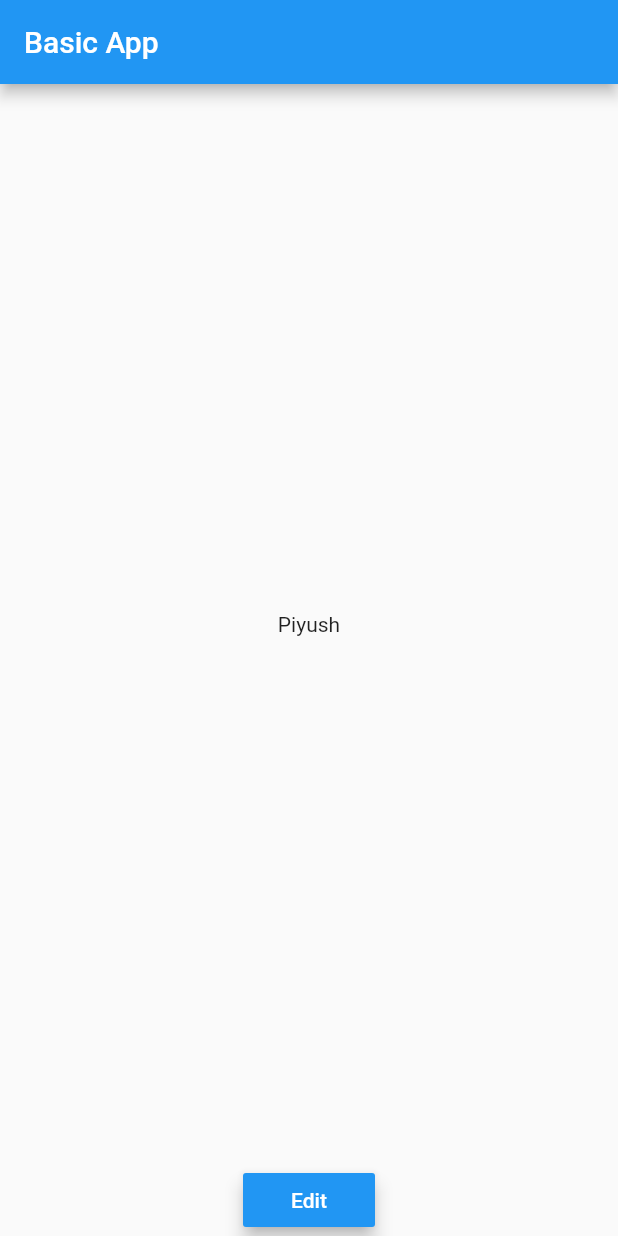
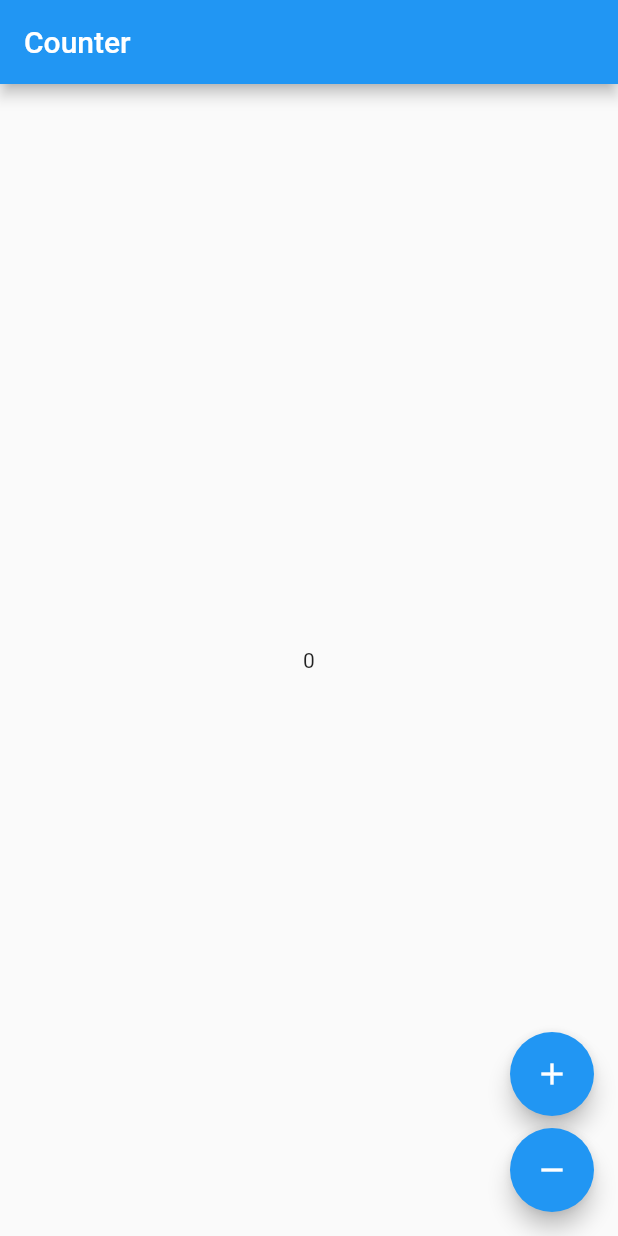
Before and after one commit to dhushya/internship1, a Flutter app: the screen it shows after launch, on a phone screen of 412 x 824 dp. Run offline on Flutter 3.47's test engine with Material 2 defaults, Android fonts, the phone set to English and light mode, and no system bars; our stand-ins replace bloc, flutter_bloc.

Commit message:
Initial Commit

```diff
--- /dev/null
+++ b/lib/counter_cubit.dart
@@ -0,0 +1,8 @@
+import 'package:bloc/bloc.dart';
+
+class CounterCubit extends Cubit<int> {
+  CounterCubit() : super(0);
+
+  void increment() => emit(state + 1);
+  void decrement() => emit(state - 1);
+}
--- a/lib/main.dart
+++ b/lib/main.dart
@@ -1,122 +1,58 @@
-import 'package:firebase_analytics/firebase_analytics.dart';
-import 'package:firebase_analytics/observer.dart';
+import 'package:counter/counter_cubit.dart';
 import 'package:flutter/material.dart';
+import 'package:flutter_bloc/flutter_bloc.dart';
+import 'bloc_observer.dart';
 
 void main() {
+  Bloc.observer = CounterObserver();
   runApp(MyApp());
 }
 
-final FirebaseAnalytics analytics = FirebaseAnalytics();
-
 class MyApp extends StatelessWidget {
   // This widget is the root of your application.
-
   @override
   Widget build(BuildContext context) {
     return MaterialApp(
-      title: 'Basic App',
-      home: HomeScreen(),
-      navigatorObservers: [
-        FirebaseAnalyticsObserver(analytics: analytics),
-      ],
-    );
-  }
-}
-
-class HomeScreen extends StatefulWidget {
-  @override
-  _HomeScreenState createState() => _HomeScreenState();
-}
-
-class _HomeScreenState extends State<HomeScreen> {
-  var _name = "Piyush";
-
-  _editName(BuildContext context) async {
-    var name = await Navigator.push(
-        context,
-        MaterialPageRoute(
-            builder: (context) => EditPage(),
-            settings: RouteSettings(name: 'HomeView')));
-
-    setState(() {
-      _name = name;
-    });
-  }
-
-  @override
-  Widget build(BuildContext context) {
-    return Scaffold(
-        appBar: AppBar(
-          title: Text("Basic App"),
+        title: 'Flutter Demo',
+        theme: ThemeData(
+          primarySwatch: Colors.blue,
+          visualDensity: VisualDensity.adaptivePlatformDensity,
         ),
-        body: Column(
-          children: [
-            Expanded(
-              child: Center(
-                child: Text(_name),
-              ),
-            ),
-            Align(
-              alignment: Alignment.bottomCenter,
-              child: RaisedButton(
-                onPressed: () {
-                  _editName(context);
-                  analytics.logEvent(name: 'Edit_button_pressed');
-                },
-                child: Text("Edit"),
-                elevation: 5,
-                textColor: Colors.white,
-                color: Colors.blue,
-              ),
-            )
-          ],
+        home: BlocProvider(
+          create: (_) => CounterCubit(),
+          child: HomePage(),
         ));
   }
 }
 
-class EditPage extends StatelessWidget {
-  final input = TextEditingController();
-  final _key = GlobalKey<FormState>();
-  final validCharacters = RegExp(r'^[a-zA-Z ]+$');
+class HomePage extends StatelessWidget {
   @override
   Widget build(BuildContext context) {
     return Scaffold(
-        appBar: AppBar(
-          title: Text('Edit_your_name'),
-        ),
-        body: Form(
-          key: _key,
-          child: Column(
-            children: <Widget>[
-              Expanded(
-                child: Center(
-                    child: Container(
-                  margin: const EdgeInsets.only(left: 20.0, right: 20.0),
-                  child: TextFormField(
-                    controller: input,
-                    validator: (value) {
-                      if (!validCharacters.hasMatch(value)) {
-                        return "Name should only contain letters";
-                      } else {
-                        return null;
-                      }
-                    },
-                  ),
-                )),
-              ),
-              Align(
-                  alignment: Alignment.bottomCenter,
-                  child: RaisedButton(
-                    onPressed: () {
-                      if (_key.currentState.validate()) {
-                        Navigator.pop(context, input.text);
-                        analytics.logEvent(name: "Save_Button_Pressed");
-                      }
-                    },
-                    child: Text('Save'),
-                  ))
-            ],
-          ),
-        ));
+      appBar: AppBar(
+        title: Text("Counter"),
+      ),
+      body: Center(
+        child: BlocBuilder<CounterCubit, int>(builder: (context, state) {
+          return Text("$state");
+        }),
+      ),
+      floatingActionButton: Column(
+          mainAxisAlignment: MainAxisAlignment.end,
+          crossAxisAlignment: CrossAxisAlignment.end,
+          children: <Widget>[
+            FloatingActionButton(
+              key: const Key('counterView_increment_floatingActionButton'),
+              child: Icon(Icons.add),
+              onPressed: () => context.bloc<CounterCubit>().increment(),
+            ),
+            const SizedBox(height: 8),
+            FloatingActionButton(
+              key: const Key('counterView_decrement_floatingActionButton'),
+              child: Icon(Icons.remove),
+              onPressed: () => context.bloc<CounterCubit>().decrement(),
+            ),
+          ]),
+    );
   }
 }
--- a/pubspec.yaml
+++ b/pubspec.yaml
@@ -1,4 +1,4 @@
-name: internship1
+name: counter
 description: A new Flutter project.
 
 # The following line prevents the package from being accidentally published to
@@ -23,8 +23,8 @@ environment:
 dependencies:
   flutter:
     sdk: flutter
-  firebase_core: ^0.4.0+9
-  firebase_analytics: ^5.0.11
+  bloc: ^6.0.0
+  flutter_bloc: ^6.0.0
 
   # The following adds the Cupertino Icons font to your application.
   # Use with the CupertinoIcons class for iOS style icons.
```
Also changed, not shown: lib/bloc_observer.dart (added, +9 -0 lines), pubspec.lock, 26 other files.
